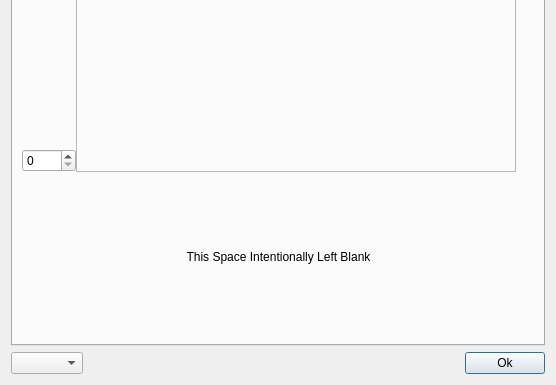
ZhuangLab/storm-control, file storm_control/hal4000/qtdesigner/spotcounter.ui: the form before one commit; both pictures show x 0 to 556 and y 260 to 645 of the 556 by 645 pixel window.
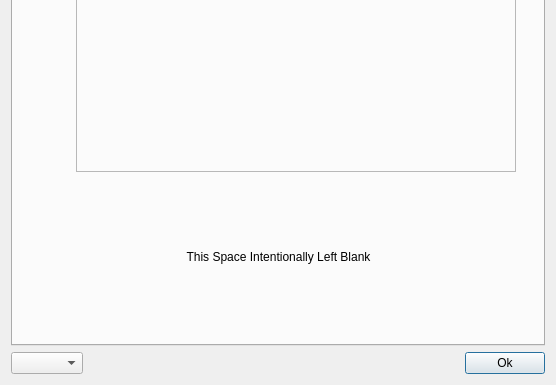
The form after the commit.

Commit message: Finish spot counter display widgets (untested).

The edit to the form file:
```diff
--- a/storm_control/hal4000/qtdesigner/spotcounter.ui
+++ b/storm_control/hal4000/qtdesigner/spotcounter.ui
@@ -112,16 +112,6 @@
              </property>
             </spacer>
            </item>
-           <item>
-            <widget class="QSpinBox" name="minSpinBox">
-             <property name="maximum">
-              <number>1000</number>
-             </property>
-             <property name="singleStep">
-              <number>10</number>
-             </property>
-            </widget>
-           </item>
           </layout>
          </item>
          <item>
```
Left out of the diff: 1 changed line with no effect on the pictures. The commit also changes 4 other files.
